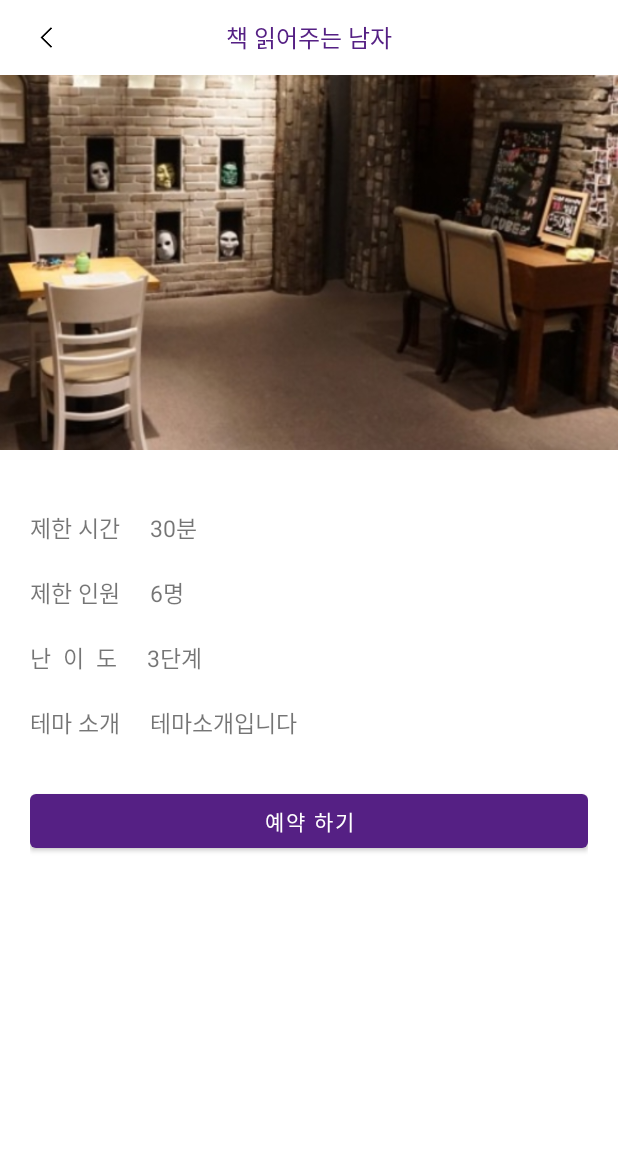
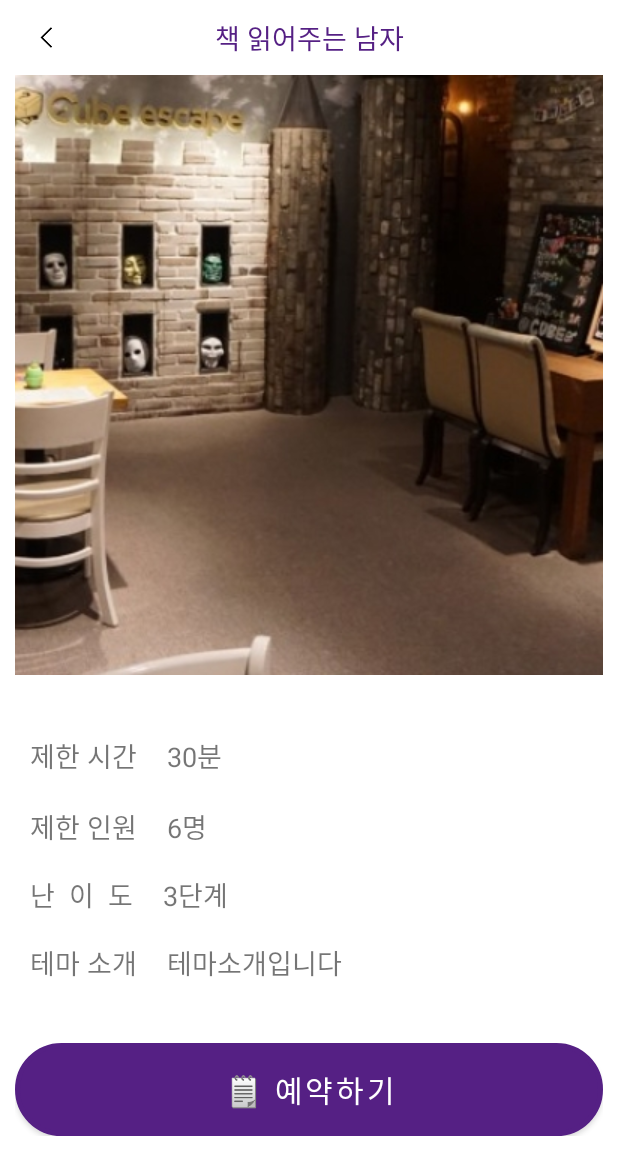
Before and after one commit to bangtalchul/btc_android, an Android app: the ThemeActivity screen opened directly, with no data from a screen before it, on a phone screen of 412 x 824 dp. Shown: the top 1175 px of the screen. Run offline under Robolectric (Android 15) with nearby library versions, the phone set to English and light mode, and no system bars.

Commit message:
:lipstick: UI 수정

```diff
--- a/app/src/main/java/com/bnk/bangtalchul/view/activity/ThemeActivity.kt
+++ b/app/src/main/java/com/bnk/bangtalchul/view/activity/ThemeActivity.kt
@@ -42,6 +42,10 @@ class ThemeActivity : AppCompatActivity() {
         level.text = themeInfo.level + "단계"
         desc.text  = themeInfo.desc
 
+        val fireWorkUnicode = 0x1F5D2
+        val emojiText = "${String(Character.toChars(fireWorkUnicode))} 예약하기"
+        reserveBtn.text = emojiText
+
         backButton.setOnClickListener {
             finish()
         }
--- a/app/src/main/res/drawable-v24/gray_round_box.xml
+++ b/app/src/main/res/drawable-v24/gray_round_box.xml
@@ -1,7 +1,7 @@
 <?xml version="1.0" encoding="utf-8"?>
 <shape xmlns:android="http://schemas.android.com/apk/res/android"
 android:shape="rectangle" android:padding="10dp">
-<solid android:color="@color/gray"/>
+<solid android:color="#F3F3F3"/>
 <corners
     android:bottomRightRadius="20dp"
     android:bottomLeftRadius="20dp"
--- /dev/null
+++ b/app/src/main/res/drawable/radius.xml
@@ -0,0 +1,12 @@
+<?xml version="1.0" encoding="utf-8"?>
+<shape xmlns:android="http://schemas.android.com/apk/res/android"
+    android:shape="rectangle" android:padding = "10dp">
+    <solid android:color="#ffffff"></solid>
+    <corners
+        android:bottomLeftRadius="30dp"
+        android:bottomRightRadius="30dp"
+        android:topLeftRadius="30dp"
+        android:topRightRadius="30dp"></corners>
+    <stroke android:width="3dp"
+        android:color="#BDBDBD"></stroke>
+</shape>
--- a/app/src/main/res/layout/activity_theme.xml
+++ b/app/src/main/res/layout/activity_theme.xml
@@ -44,7 +44,7 @@
                     android:fontFamily="@font/bold"
                     android:text=""
                     android:textColor="@color/main_purple"
-                    android:textSize="16dp"/>
+                    android:textSize="18dp"/>
 
             </androidx.appcompat.widget.Toolbar>
 
@@ -63,8 +63,10 @@
 
             <ImageView
                 android:id="@+id/storeImage"
+                android:layout_marginLeft="10dp"
+                android:layout_marginRight="10dp"
                 android:layout_width="wrap_content"
-                android:layout_height="250dp"
+                android:layout_height="400dp"
                 android:scaleType="centerCrop"
                 app:srcCompat="@drawable/store4" />
 
@@ -86,14 +88,14 @@
                         android:layout_height="wrap_content"
                         android:fontFamily="@font/bold"
                         android:layout_marginRight="20dp"
-                        android:textSize="15dp"
+                        android:textSize="18dp"
                         android:text="제한 시간"/>
 
                     <TextView
                         android:id="@+id/themeTime"
                         android:layout_width="match_parent"
                         android:layout_height="wrap_content"
-                        android:textSize="15dp"
+                        android:textSize="18dp"
                         android:text="부산광역시 해운대"/>
                 </LinearLayout>
 
@@ -108,21 +110,21 @@
                         android:layout_height="wrap_content"
                         android:fontFamily="@font/bold"
                         android:layout_marginRight="20dp"
-                        android:textSize="15dp"
+                        android:textSize="18dp"
                         android:text="제한 인원"/>
 
                     <TextView
                         android:id="@+id/themeLimit"
                         android:layout_width="match_parent"
                         android:layout_height="wrap_content"
-                        android:textSize="15dp"
+                        android:textSize="18dp"
                         android:text="10:00 ~ 21:00"/>
                 </LinearLayout>
 
                 <LinearLayout
                     android:layout_width="wrap_content"
                     android:layout_height="wrap_content"
-                    android:layout_marginTop="20dp"
+                    android:layout_marginTop="18dp"
                     android:orientation="horizontal">
 
                     <TextView
@@ -130,21 +132,21 @@
                         android:layout_height="wrap_content"
                         android:fontFamily="@font/bold"
                         android:layout_marginRight="20dp"
-                        android:textSize="15dp"
+                        android:textSize="18dp"
                         android:text="난  이  도"/>
 
                     <TextView
                         android:id="@+id/themeLevel"
                         android:layout_width="match_parent"
                         android:layout_height="wrap_content"
-                        android:textSize="15dp"
+                        android:textSize="18dp"
                         android:text="10:00 ~ 21:00"/>
                 </LinearLayout>
 
                 <LinearLayout
                     android:layout_width="wrap_content"
                     android:layout_height="wrap_content"
-                    android:layout_marginTop="20dp"
+                    android:layout_marginTop="18dp"
                     android:orientation="horizontal">
 
                     <TextView
@@ -153,31 +155,34 @@
                         android:fontFamily="@font/bold"
                         android:layout_marginRight="20dp"
                         android:layout_marginBottom="10dp"
-                        android:textSize="15dp"
+                        android:textSize="18dp"
                         android:text="테마 소개"/>
 
                     <TextView
                         android:id="@+id/themeDesc"
                         android:layout_width="match_parent"
                         android:layout_height="wrap_content"
-                        android:textSize="15dp"
+                        android:textSize="18dp"
                         android:text="소개소개"/>
                 </LinearLayout>
 
+            </LinearLayout>
             <LinearLayout
                 android:layout_width="match_parent"
                 android:layout_height="wrap_content"
-                    android:layout_marginTop="20dp"
+                android:layout_margin="10dp"
                 android:orientation="horizontal">
 
                 <Button
                     android:id="@+id/reserveBtn"
                     android:layout_width="match_parent"
                     android:layout_height="wrap_content"
+                    android:paddingTop="10dp"
+                    android:paddingBottom="10dp"
                     android:text="예약 하기"
+                    android:textSize="20dp"
+                    android:background="@drawable/radius"
                     />
-                </LinearLayout>
-
             </LinearLayout>
         </LinearLayout>
 
```
Also changed, not shown: app/src/main/res/drawable/calendar_custom.xml (added, +7 -0 lines), app/src/main/res/layout/activity_reserve.xml (+15 -3 lines), app/src/main/res/layout/theme_item.xml (+4 -3 lines). Lines whose indentation alone changed are shown as unchanged.
